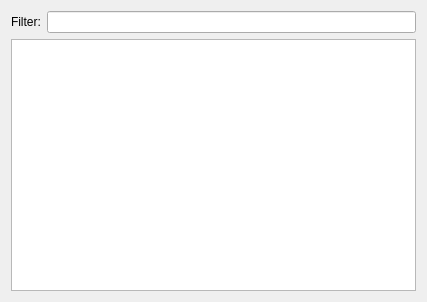
Above: obslight/ObsLightGui/ui/wizard_chooseLocalPackage.ui from ronan22/obs-light before the change. Below: the same form after it.
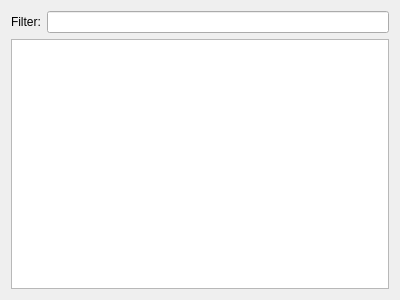
That is the form after the change.

Patch:
```diff
--- a/obslight/ObsLightGui/ui/wizard_chooseLocalPackage.ui
+++ b/obslight/ObsLightGui/ui/wizard_chooseLocalPackage.ui
@@ -6,8 +6,8 @@
    <rect>
     <x>0</x>
     <y>0</y>
-    <width>427</width>
-    <height>302</height>
+    <width>400</width>
+    <height>300</height>
    </rect>
   </property>
   <property name="windowTitle">
@@ -22,7 +22,7 @@
   <property name="subTitle">
    <string>Select packages to import.</string>
   </property>
-  <layout class="QFormLayout" name="formLayout">
+  <layout class="QGridLayout" name="gridLayout">
    <item row="0" column="0">
     <widget class="QLabel" name="label">
      <property name="text">
```
